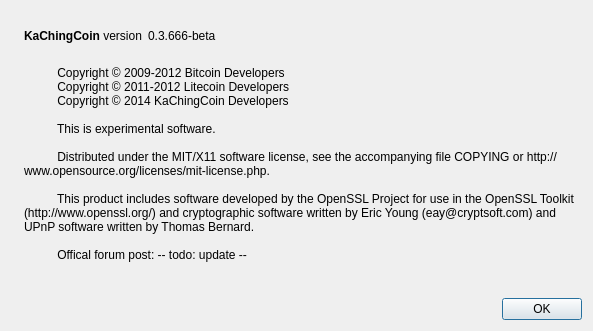
Qt form src/qt/forms/aboutdialog.ui (cryptocoindude/KaChingCoin) before a commit.
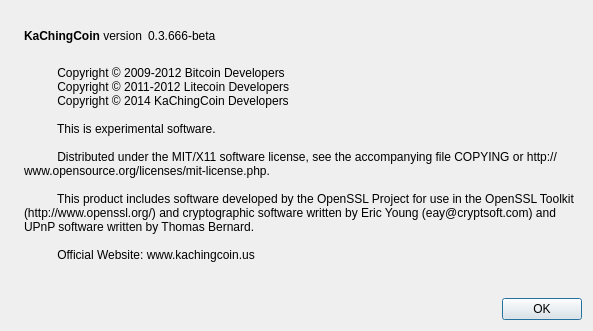
The same form after that commit. Icons and pictures are not drawn.

Diff of the .ui file:
```diff
--- a/src/qt/forms/aboutdialog.ui
+++ b/src/qt/forms/aboutdialog.ui
@@ -105,7 +105,7 @@
 
           This product includes software developed by the OpenSSL Project for use in the OpenSSL Toolkit (http://www.openssl.org/) and cryptographic software written by Eric Young (eay@cryptsoft.com) and UPnP software written by Thomas Bernard.
 
-          Offical forum post: -- todo: update --
+          Official Website: www.kachingcoin.us
         </string>
        </property>
        <property name="wordWrap">
```
